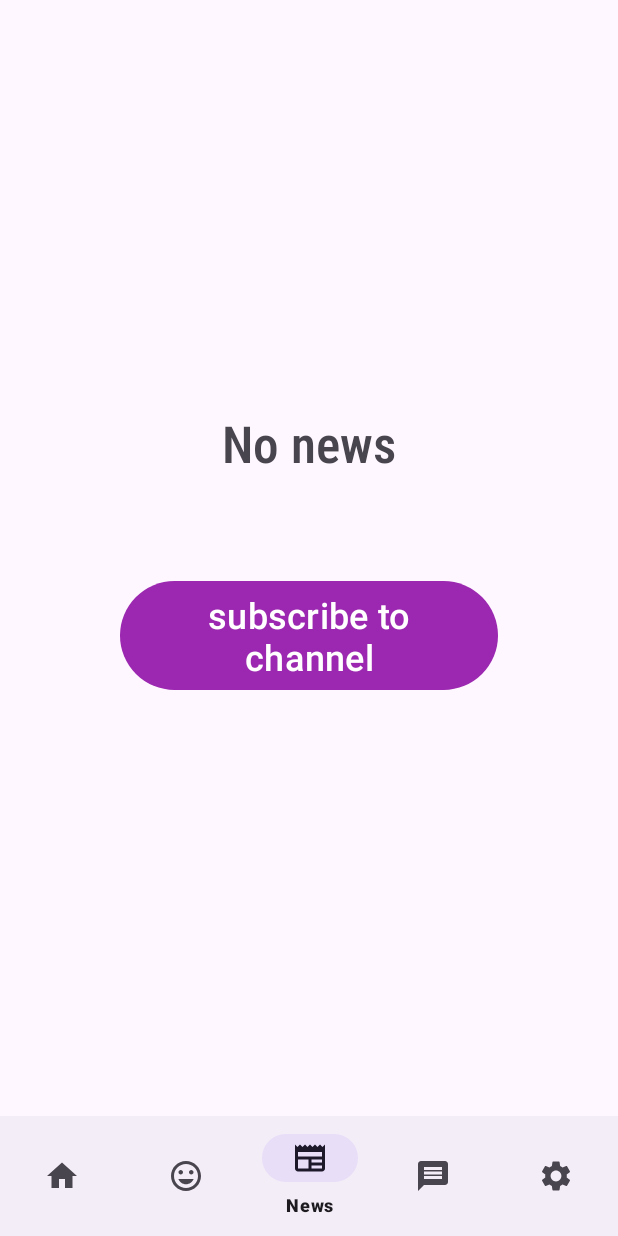
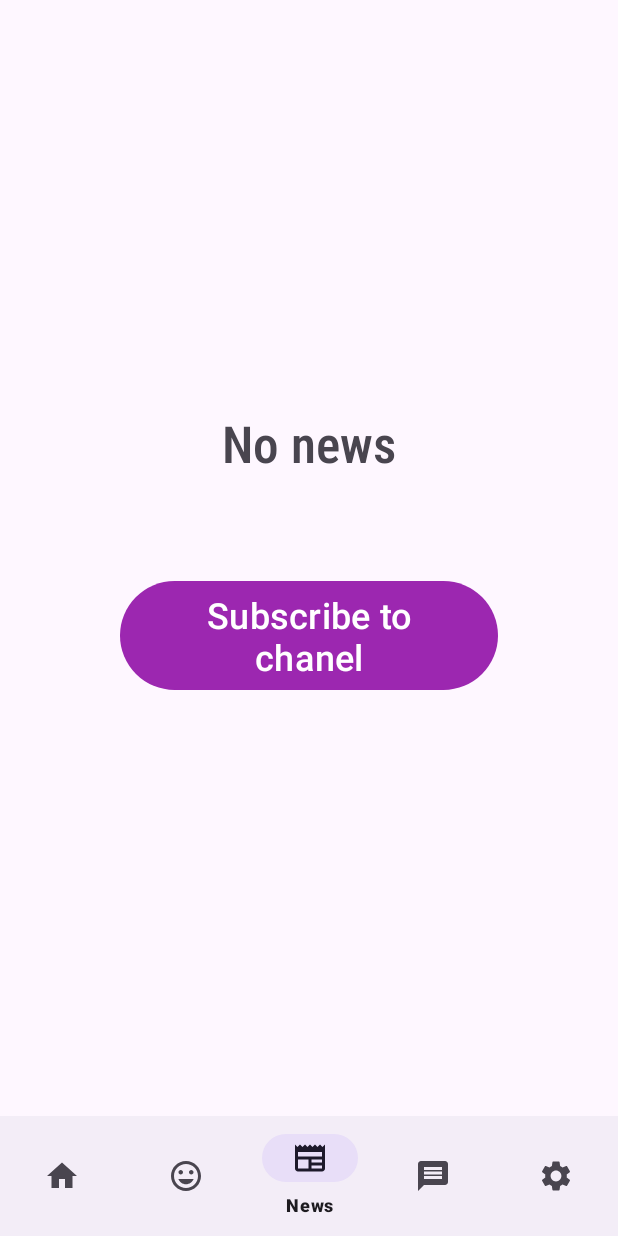
Before and after one commit to labinochka/summer-practice-android, an Android app: the NewsFragment screen opened through its navigation route, on a phone screen of 412 x 824 dp. Run offline under Robolectric (Android 15) with nearby library versions, the phone set to English and light mode, and no system bars; our stand-ins replace navigation-ui.

Commit message:
Update fragment_news.xml

```diff
--- a/app/src/main/res/layout/fragment_news.xml
+++ b/app/src/main/res/layout/fragment_news.xml
@@ -11,7 +11,7 @@
         android:layout_width="wrap_content"
         android:layout_height="wrap_content"
         android:fontFamily="sans-serif-condensed-medium"
-        android:text="No news"
+        android:text="@string/NoNews"
         android:textSize="34sp"
         app:layout_constraintBottom_toBottomOf="parent"
         app:layout_constraintEnd_toEndOf="parent"
@@ -25,7 +25,7 @@
         android:layout_height="wrap_content"
         android:layout_marginStart="80dp"
         android:layout_marginEnd="80dp"
-        android:text="subscribe to channel"
+        android:text="@string/Subscribe"
         android:textSize="24sp"
         app:layout_constraintBottom_toBottomOf="parent"
         app:layout_constraintEnd_toEndOf="parent"
```
